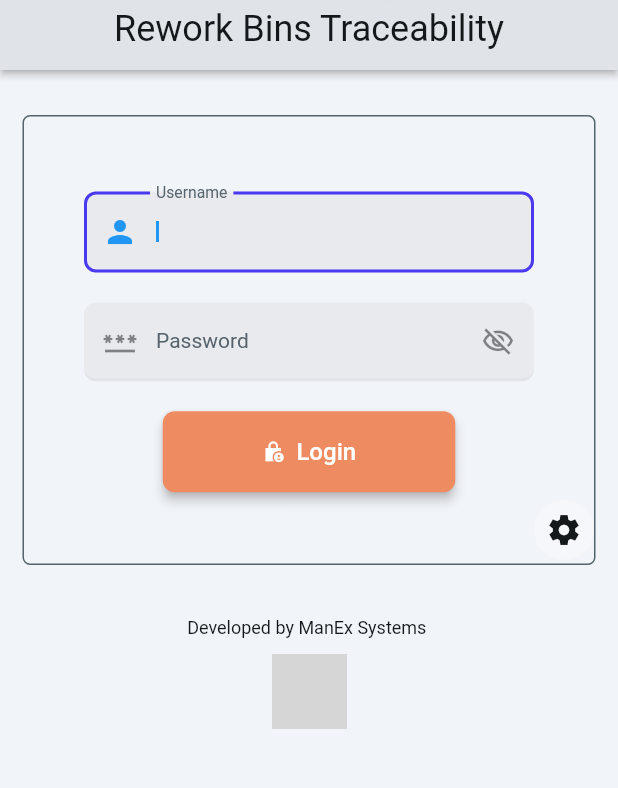
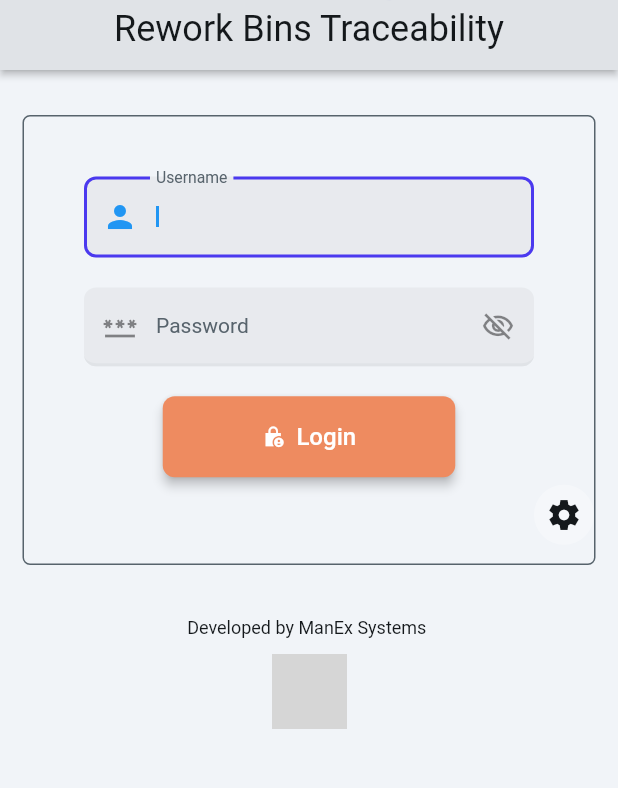
Before and after one commit to haitham-khairy/flutterflow, a Flutter app: the screen it shows after launch, on a phone screen of 412 x 824 dp, the part 80-868 px from its top. Run offline on Flutter 3.47's test engine with Material 3 defaults, Android fonts, the phone set to English and light mode, and no system bars; drawn by our look-alikes of auto_size_text; our stand-ins replace easy_debounce, equatable, flutter_svg, font_awesome_flutter, from_css_color, go_router and 5 more; missing offline and left inert: json_path, mime_type; accounts and stored records are empty; Roboto replaces fonts that are missing (Readex Pro); grey boxes are pictures that could not be loaded.

Commit message:
Updating to latest FlutterFlow output.

```diff
--- a/lib/login/login_widget.dart
+++ b/lib/login/login_widget.dart
@@ -456,7 +456,7 @@ class _LoginWidgetState extends State<LoginWidget> {
                             ],
                           ),
                         ),
-                      ].addToStart(const SizedBox(height: 50.0)),
+                      ].addToStart(const SizedBox(height: 40.0)),
                     ),
                   ),
                 ),
```
